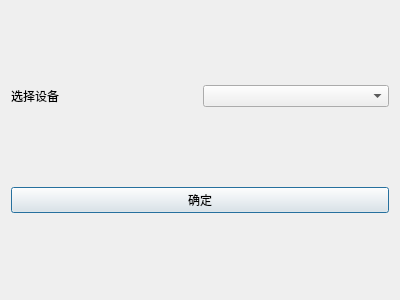
This is ui/devicedialog.ui in vince7839/GmsAutoTool as Qt 5 draws it before an edit. The edited form follows.
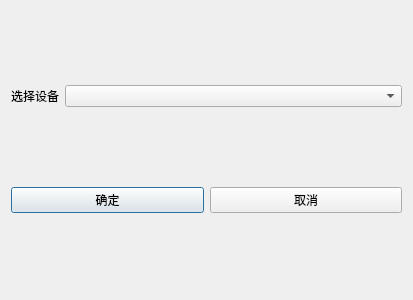
This is the edited form.

```diff
--- a/ui/devicedialog.ui
+++ b/ui/devicedialog.ui
@@ -6,7 +6,7 @@
    <rect>
     <x>0</x>
     <y>0</y>
-    <width>400</width>
+    <width>413</width>
     <height>300</height>
    </rect>
   </property>
@@ -16,6 +16,12 @@
   <layout class="QGridLayout" name="gridLayout">
    <item row="0" column="0">
     <widget class="QLabel" name="label">
+     <property name="sizePolicy">
+      <sizepolicy hsizetype="Fixed" vsizetype="Preferred">
+       <horstretch>0</horstretch>
+       <verstretch>0</verstretch>
+      </sizepolicy>
+     </property>
      <property name="text">
       <string>选择设备</string>
      </property>
@@ -25,11 +31,34 @@
     <widget class="QComboBox" name="comboBox"/>
    </item>
    <item row="1" column="0" colspan="2">
-    <widget class="QPushButton" name="pushButton">
-     <property name="text">
-      <string>确定</string>
-     </property>
-    </widget>
+    <layout class="QHBoxLayout" name="horizontalLayout">
+     <item>
+      <widget class="QPushButton" name="btn_ok">
+       <property name="sizePolicy">
+        <sizepolicy hsizetype="Preferred" vsizetype="Fixed">
+         <horstretch>0</horstretch>
+         <verstretch>0</verstretch>
+        </sizepolicy>
+       </property>
+       <property name="text">
+        <string>确定</string>
+       </property>
+      </widget>
+     </item>
+     <item>
+      <widget class="QPushButton" name="btn_cancel">
+       <property name="sizePolicy">
+        <sizepolicy hsizetype="Preferred" vsizetype="Fixed">
+         <horstretch>0</horstretch>
+         <verstretch>0</verstretch>
+        </sizepolicy>
+       </property>
+       <property name="text">
+        <string>取消</string>
+       </property>
+      </widget>
+     </item>
+    </layout>
    </item>
   </layout>
  </widget>
```
